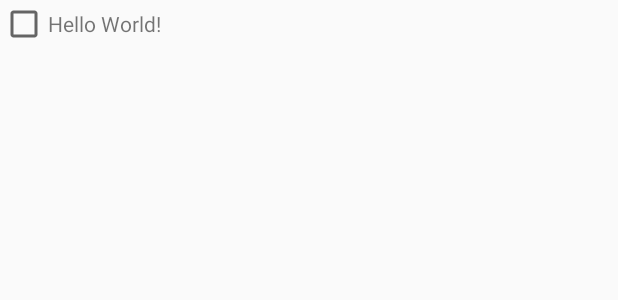
After one commit to Natan9510/ToDoList, an Android app built with Jetpack Compose: the layout checkbox_layout.xml on its own in the app's theme, with its tools: preview values and no code run, on a phone screen of 412 x 824 dp. The commit adds this screen. Shown: the top 300 px of the screen. Run offline under Robolectric (Android 15) with nearby library versions, the phone set to English and light mode, and no system bars.

Commit message:
Latest changes

```diff
--- a/app/src/main/AndroidManifest.xml
+++ b/app/src/main/AndroidManifest.xml
@@ -15,7 +15,7 @@
 <!--            android:name=".TestActivity"-->
 <!--            android:exported="false" />-->
         <activity
-            android:name=".MainActivity"
+            android:name=".test.TestCheckbox"
             android:exported="true"
             android:label="@string/app_name"
             android:theme="@style/Theme.ToDoList">
--- a/app/src/main/java/com/example/todolist/MainActivity.kt
+++ b/app/src/main/java/com/example/todolist/MainActivity.kt
@@ -96,7 +96,7 @@ class MainActivity : ComponentActivity() {
             // Collect latest Це вставляння труби в потік для отримання останніх данних
             appDataBase.todoDao.observeAllItems()
                 .flowWithLifecycle(lifecycle, Lifecycle.State.STARTED) //на якій етапі цикла підписуватись на цей flow
-                .distinctUntilChanged() //щоб повідомляло тільки, коли саме по нашій табличці в базі щось мінялось, а не взагалі по всій базі
+                .distinctUntilChanged() //щоб повідомляло тільки тоді, коли саме по нашій табличці в базі щось мінялось, а не взагалі по всій базі
                 .collectLatest { todoListEntities ->
                 Log.d(TAG, "collect: ")
                 val toDoList = todoListEntities.map {
--- a/app/src/main/res/layout/activity_test.xml
+++ b/app/src/main/res/layout/activity_test.xml
@@ -5,7 +5,7 @@
     android:layout_width="match_parent"
     android:orientation="vertical"
     android:layout_height="match_parent"
-    tools:context=".TestActivity">
+    tools:context=".test.TestActivity">
 
     <Button
         android:id="@+id/button1"
--- /dev/null
+++ b/app/src/main/res/layout/checkbox_layout.xml
@@ -0,0 +1,17 @@
+<?xml version="1.0" encoding="utf-8"?>
+<LinearLayout xmlns:android="http://schemas.android.com/apk/res/android"
+    android:layout_width="match_parent"
+    android:layout_height="match_parent">
+
+    <CheckBox
+        android:id="@+id/checkbox"
+        android:layout_width="wrap_content"
+        android:layout_height="wrap_content"/>
+
+    <TextView
+        android:id="@+id/textView"
+        android:layout_width="match_parent"
+        android:layout_height="wrap_content"
+        android:text="Hello World!"/>
+
+</LinearLayout>
```
Also changed, not shown: app/src/main/java/com/example/todolist/test/Test.kt (renamed from app/src/main/java/com/example/todolist/Test.kt, +2 -2 lines), app/src/main/java/com/example/todolist/test/TestActivity.kt (renamed from app/src/main/java/com/example/todolist/TestActivity.kt, +3 -3 lines), app/src/main/java/com/example/todolist/test/TestCheckbox.kt (added, +34 -0 lines).
